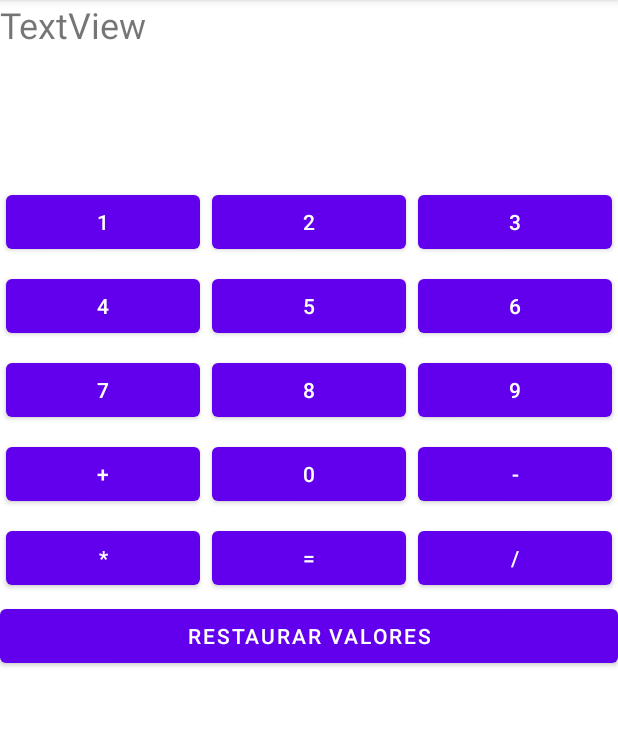
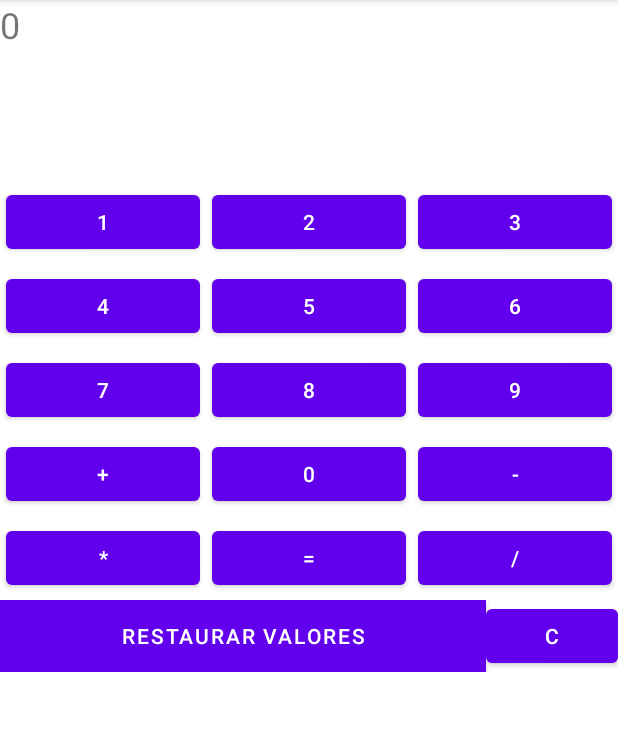
Before and after one commit to juanka2023/Linealayout, an Android app: the screen it shows after launch (MainActivity), on a phone screen of 412 x 824 dp, the part 84-815 px from its top. Run offline under Robolectric (Android 15) with nearby library versions, the phone set to English and light mode, and no system bars.

Commit message:
poner operaciones y onclip

```diff
--- a/app/src/main/res/layout/activity_main.xml
+++ b/app/src/main/res/layout/activity_main.xml
@@ -16,7 +16,7 @@
             android:layout_height="match_parent">
 
             <TextView
-                android:id="@+id/textView4"
+                android:id="@+id/tvresul"
                 android:layout_width="match_parent"
                 android:layout_height="120dp"
                 android:layout_span="4"
@@ -34,6 +34,7 @@
                 android:layout_height="wrap_content"
                 android:layout_margin="4sp"
                 android:layout_weight="1"
+                android:onClick="uno"
                 android:text="1" />
 
             <Button
@@ -42,6 +43,7 @@
                 android:layout_height="wrap_content"
                 android:layout_margin="4sp"
                 android:layout_weight="1"
+                android:onClick="dos"
                 android:text="@string/dos" />
 
             <Button
@@ -50,6 +52,7 @@
                 android:layout_height="wrap_content"
                 android:layout_margin="4sp"
                 android:layout_weight="1"
+                android:onClick="tres"
                 android:text="@string/tres" />
         </TableRow>
 
@@ -63,6 +66,7 @@
                 android:layout_height="wrap_content"
                 android:layout_margin="4sp"
                 android:layout_weight="1"
+                android:onClick="cuatro"
                 android:text="@string/cuatro" />
 
             <Button
@@ -71,6 +75,7 @@
                 android:layout_height="wrap_content"
                 android:layout_margin="4sp"
                 android:layout_weight="1"
+                android:onClick="cinco"
                 android:text="@string/cinco" />
 
             <Button
@@ -79,6 +84,7 @@
                 android:layout_height="wrap_content"
                 android:layout_margin="4sp"
                 android:layout_weight="1"
+                android:onClick="seis"
                 android:text="@string/seis" />
         </TableRow>
 
@@ -92,6 +98,7 @@
                 android:layout_height="wrap_content"
                 android:layout_margin="4sp"
                 android:layout_weight="1"
+                android:onClick="siete"
                 android:text="@string/siete" />
 
             <Button
@@ -100,6 +107,7 @@
                 android:layout_height="wrap_content"
                 android:layout_margin="4sp"
                 android:layout_weight="1"
+                android:onClick="ocho"
                 android:text="@string/ocho" />
 
             <Button
@@ -108,6 +116,7 @@
                 android:layout_height="wrap_content"
                 android:layout_margin="4sp"
                 android:layout_weight="1"
+                android:onClick="nueve"
                 android:text="@string/nueve" />
         </TableRow>
 
@@ -121,6 +130,7 @@
                 android:layout_height="wrap_content"
                 android:layout_margin="4sp"
                 android:layout_weight="1"
+                android:onClick="suma"
                 android:text="@string/suma" />
 
             <Button
@@ -129,6 +139,7 @@
                 android:layout_height="wrap_content"
                 android:layout_margin="4sp"
                 android:layout_weight="1"
+                android:onClick="cero"
                 android:text="@string/cero" />
 
             <Button
@@ -137,6 +148,7 @@
                 android:layout_height="wrap_content"
                 android:layout_margin="4sp"
                 android:layout_weight="1"
+                android:onClick="restar"
                 android:text="@string/resta" />
         </TableRow>
 
@@ -150,6 +162,7 @@
                 android:layout_height="wrap_content"
                 android:layout_margin="4sp"
                 android:layout_weight="1"
+                android:onClick="multiplicar"
                 android:text="@string/multiplicar" />
 
             <Button
@@ -166,6 +179,7 @@
                 android:layout_height="wrap_content"
                 android:layout_margin="4sp"
                 android:layout_weight="1"
+                android:onClick="dividir"
                 android:text="@string/dividir" />
 
         </TableRow>
@@ -180,8 +194,18 @@
                 android:layout_width="match_parent"
                 android:layout_height="wrap_content"
                 android:layout_weight="1"
+                android:background="#610606"
+                android:backgroundTint="#591313"
                 android:baselineAligned="false"
+                android:onClick="restaurarvalores"
                 android:text="@string/restaurarvalores" />
+
+            <Button
+                android:id="@+id/button"
+                android:layout_width="wrap_content"
+                android:layout_height="wrap_content"
+                android:onClick="borrar"
+                android:text="@string/borrar" />
 
         </TableRow>
     </TableLayout>
--- a/app/src/main/res/values/strings.xml
+++ b/app/src/main/res/values/strings.xml
@@ -18,6 +18,7 @@
     <string name="dividir">/</string>
     <string name="igual">=</string>
     <string name="restaurarvalores">restaurar valores</string>
+    <string name="borrar">C</string>
 
 
 </resources>
```
Also changed, not shown: app/src/main/java/com/example/linealayout/MainActivity.java (+151 -0 lines).
